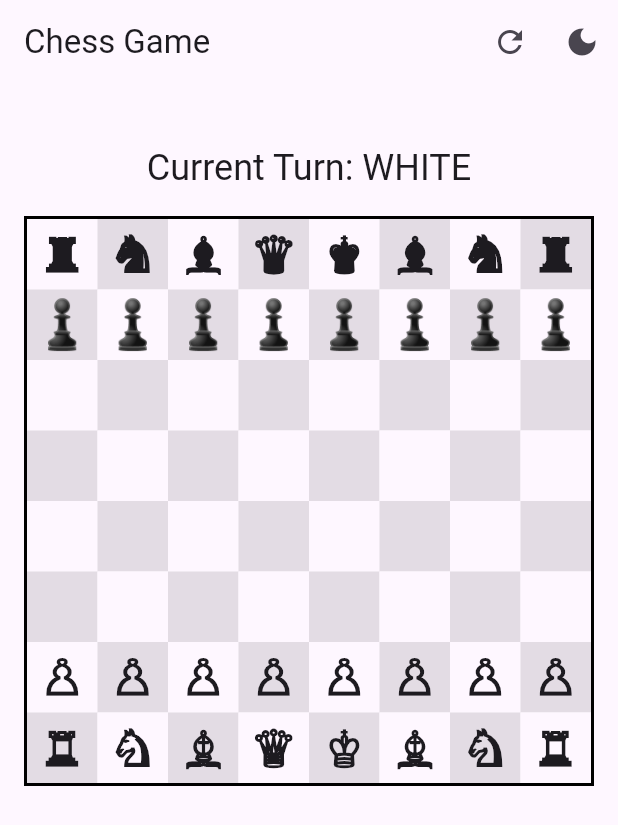
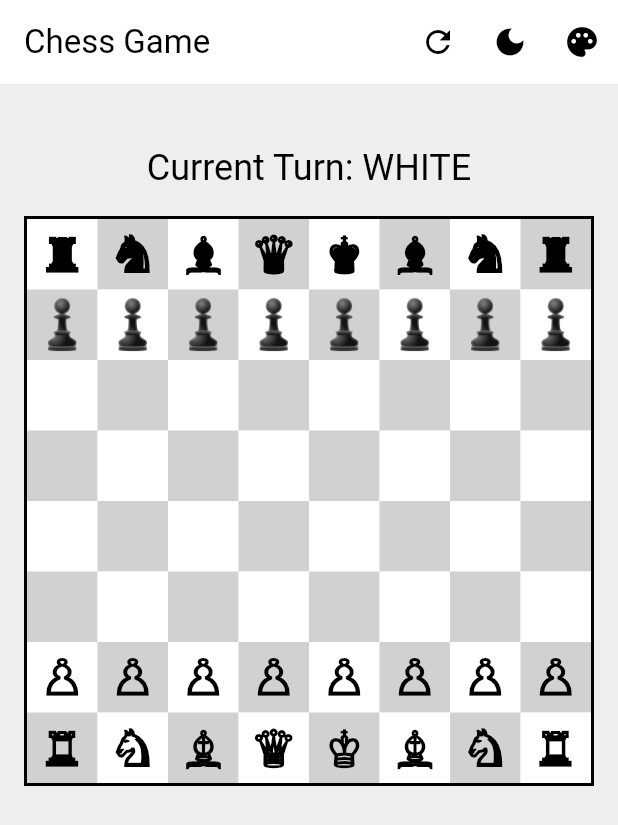
Before and after one commit to sufiyansakkeer/Chess, a Flutter app: the screen it shows after launch, on a phone screen of 412 x 824 dp. Shown: the top 825 px of the screen. Run offline on Flutter 3.47's test engine with Material 3 defaults, Android fonts, the phone set to English and light mode, and no system bars; Roboto replaces fonts that are missing (Times New Roman).

Commit message:
Refactor theme management and enhance theme switching functionality; update theme styles and improve UI responsiveness

```diff
--- a/lib/application/game_state_impl.dart
+++ b/lib/application/game_state_impl.dart
@@ -640,14 +640,12 @@ class GameStateImpl extends ChangeNotifier implements GameState {
     return List.from(_moveHistory);
   }
 
-  @override
   bool isCheckmate(PieceColor color) {
     // Checkmate if currently in check AND has no valid moves
     if (!_isInCheck(color)) return false;
     return !_hasAnyValidMoves(color);
   }
 
-  @override
   bool isStalemate(PieceColor color) {
     // Stalemate if NOT in check AND has no valid moves
     if (_isInCheck(color)) return false;
--- a/lib/domain/entities/pieces/king.dart
+++ b/lib/domain/entities/pieces/king.dart
@@ -40,7 +40,6 @@ class King extends PieceEntity {
     return moves;
   }
 
-  @override
   List<Position> getRawPossibleMoves(
     List<List<PieceEntity?>> board, [
     Position? enPassantTarget,
--- a/lib/domain/entities/pieces/pawn.dart
+++ b/lib/domain/entities/pieces/pawn.dart
@@ -82,7 +82,6 @@ class Pawn extends PieceEntity {
     return moves;
   }
 
-  @override
   List<Position> getRawPossibleMoves(
     List<List<PieceEntity?>> board, [
     Position? enPassantTarget,
--- a/lib/domain/entities/pieces/queen.dart
+++ b/lib/domain/entities/pieces/queen.dart
@@ -44,7 +44,6 @@ class Queen extends PieceEntity {
     return moves;
   }
 
-  @override
   List<Position> getRawPossibleMoves(
     List<List<PieceEntity?>> board, [
     Position? enPassantTarget,
--- a/lib/main.dart
+++ b/lib/main.dart
@@ -34,12 +34,10 @@ class ChessApp extends StatelessWidget {
         return MaterialApp(
           navigatorKey: navigatorKey,
           title: 'Chess Game',
-          theme: ThemeData(
-            primarySwatch: Colors.blue,
+          theme: themeProvider.getThemeData().copyWith(
             brightness: Brightness.light,
           ),
-          darkTheme: ThemeData(
-            primarySwatch: Colors.blue,
+          darkTheme: themeProvider.getThemeData().copyWith(
             brightness: Brightness.dark,
           ),
           themeMode: themeProvider.themeMode,
--- a/lib/presentation/pages/game_page.dart
+++ b/lib/presentation/pages/game_page.dart
@@ -32,6 +32,42 @@ class GamePage extends StatelessWidget {
                           : Icons.light_mode,
                     ),
                     onPressed: themeProvider.toggleTheme,
+                  ),
+            ),
+            Consumer<ThemeProvider>(
+              builder:
+                  (context, themeProvider, _) => PopupMenuButton<String>(
+                    icon: const Icon(Icons.palette),
+                    onSelected: (String style) {
+                      themeProvider.setThemeStyle(style);
+                    },
+                    itemBuilder:
+                        (BuildContext context) => [
+                          const PopupMenuItem(
+                            value: 'classic',
+                            child: Text('Classic'),
+                          ),
+                          const PopupMenuItem(
+                            value: 'modern',
+                            child: Text('Modern'),
+                          ),
+                          const PopupMenuItem(
+                            value: 'forest',
+                            child: Text('Forest'),
+                          ),
+                          const PopupMenuItem(
+                            value: 'ocean',
+                            child: Text('Ocean'),
+                          ),
+                          const PopupMenuItem(
+                            value: 'sunset',
+                            child: Text('Sunset'),
+                          ),
+                          const PopupMenuItem(
+                            value: 'minimalist',
+                            child: Text('Minimalist'),
+                          ),
+                        ],
                   ),
             ),
           ],
--- a/lib/presentation/providers/theme_provider.dart
+++ b/lib/presentation/providers/theme_provider.dart
@@ -2,13 +2,159 @@ import 'package:flutter/material.dart';
 
 class ThemeProvider extends ChangeNotifier {
   ThemeMode _themeMode = ThemeMode.light;
+  String _themeStyle = 'classic';
 
   ThemeMode get themeMode => _themeMode;
+  String get themeStyle => _themeStyle;
 
   void toggleTheme() {
     _themeMode =
         _themeMode == ThemeMode.light ? ThemeMode.dark : ThemeMode.light;
-    print('Theme toggled to: $_themeMode');
     notifyListeners();
   }
+
+  void setThemeStyle(String style) {
+    _themeStyle = style;
+    notifyListeners();
+  }
+
+  ThemeData getThemeData() {
+    switch (_themeStyle) {
+      case 'modern':
+        return ThemeData(
+          primarySwatch: Colors.teal,
+          brightness:
+              _themeMode == ThemeMode.light
+                  ? Brightness.light
+                  : Brightness.dark,
+          scaffoldBackgroundColor:
+              _themeMode == ThemeMode.light ? Colors.white : Colors.grey[900],
+          textTheme: const TextTheme(
+            bodyLarge: TextStyle(fontFamily: 'Roboto', fontSize: 16),
+            bodyMedium: TextStyle(fontFamily: 'Roboto', fontSize: 14),
+          ),
+          colorScheme: ColorScheme.fromSwatch(
+            primarySwatch: Colors.teal,
+            brightness:
+                _themeMode == ThemeMode.light
+                    ? Brightness.light
+                    : Brightness.dark,
+          ).copyWith(secondary: Colors.amber),
+        );
+      case 'forest':
+        return ThemeData(
+          primarySwatch: Colors.green,
+          brightness:
+              _themeMode == ThemeMode.light
+                  ? Brightness.light
+                  : Brightness.dark,
+          scaffoldBackgroundColor:
+              _themeMode == ThemeMode.light
+                  ? Colors.lightGreen[50]
+                  : Colors.grey[850],
+          textTheme: const TextTheme(
+            bodyLarge: TextStyle(fontFamily: 'Verdana', fontSize: 16),
+            bodyMedium: TextStyle(fontFamily: 'Verdana', fontSize: 14),
+          ),
+          colorScheme: ColorScheme.fromSwatch(
+            primarySwatch: Colors.green,
+            brightness:
+                _themeMode == ThemeMode.light
+                    ? Brightness.light
+                    : Brightness.dark,
+          ).copyWith(secondary: Colors.brown),
+        );
+      case 'ocean':
+        return ThemeData(
+          primarySwatch: Colors.cyan,
+          brightness:
+              _themeMode == ThemeMode.light
+                  ? Brightness.light
+                  : Brightness.dark,
+          scaffoldBackgroundColor:
+              _themeMode == ThemeMode.light
+                  ? Colors.lightBlue[50]
+                  : Colors.blueGrey[900],
+          textTheme: const TextTheme(
+            bodyLarge: TextStyle(fontFamily: 'Arial', fontSize: 16),
+            bodyMedium: TextStyle(fontFamily: 'Arial', fontSize: 14),
+          ),
+          colorScheme: ColorScheme.fromSwatch(
+            primarySwatch: Colors.cyan,
+            brightness:
+                _themeMode == ThemeMode.light
+                    ? Brightness.light
+                    : Brightness.dark,
+          ).copyWith(secondary: Colors.indigo),
+        );
+      case 'sunset':
+        return ThemeData(
+          primarySwatch: Colors.orange,
+          brightness:
+              _themeMode == ThemeMode.light
+                  ? Brightness.light
+                  : Brightness.dark,
+          scaffoldBackgroundColor:
+              _themeMode == ThemeMode.light
+                  ? Colors.yellow[50]
+                  : Colors.deepOrange[900],
+          textTheme: const TextTheme(
+            bodyLarge: TextStyle(fontFamily: 'Georgia', fontSize: 16),
+            bodyMedium: TextStyle(fontFamily: 'Georgia', fontSize: 14),
+          ),
+          colorScheme: ColorScheme.fromSwatch(
+            primarySwatch: Colors.orange,
+            brightness:
+                _themeMode == ThemeMode.light
+                    ? Brightness.light
+                    : Brightness.dark,
+          ).copyWith(secondary: Colors.red),
+        );
+      case 'minimalist':
+        return ThemeData(
+          primarySwatch: Colors.grey,
+          brightness:
+              _themeMode == ThemeMode.light
+                  ? Brightness.light
+                  : Brightness.dark,
+          scaffoldBackgroundColor:
+              _themeMode == ThemeMode.light ? Colors.white : Colors.black,
+          textTheme: const TextTheme(
+            bodyLarge: TextStyle(fontFamily: 'Helvetica', fontSize: 16),
+            bodyMedium: TextStyle(fontFamily: 'Helvetica', fontSize: 14),
+          ),
+          colorScheme: ColorScheme.fromSwatch(
+            primarySwatch: Colors.grey,
+            brightness:
+                _themeMode == ThemeMode.light
+                    ? Brightness.light
+                    : Brightness.dark,
+          ).copyWith(secondary: Colors.blueGrey),
+        );
+      case 'classic':
+      default:
+        return ThemeData(
+          primarySwatch: Colors.blue,
+          brightness:
+              _themeMode == ThemeMode.light
+                  ? Brightness.light
+                  : Brightness.dark,
+          scaffoldBackgroundColor:
+              _themeMode == ThemeMode.light
+                  ? Colors.grey[200]
+                  : Colors.grey[800],
+          textTheme: const TextTheme(
+            bodyLarge: TextStyle(fontFamily: 'Times New Roman', fontSize: 16),
+            bodyMedium: TextStyle(fontFamily: 'Times New Roman', fontSize: 14),
+          ),
+          colorScheme: ColorScheme.fromSwatch(
+            primarySwatch: Colors.blue,
+            brightness:
+                _themeMode == ThemeMode.light
+                    ? Brightness.light
+                    : Brightness.dark,
+          ).copyWith(secondary: Colors.redAccent),
+        );
+    }
+  }
 }
--- a/lib/presentation/widgets/chess_board.dart
+++ b/lib/presentation/widgets/chess_board.dart
@@ -77,7 +77,7 @@ class ChessBoard extends StatelessWidget {
     final theme = Theme.of(context);
     return ((row + col) % 2 == 0)
         ? theme.colorScheme.surface
-        : theme.colorScheme.onSurface.withOpacity(0.12);
+        : theme.colorScheme.onSurface.withValues(alpha: 0.12);
   }
 
   Widget _buildMoveIndicator(BuildContext context, bool isCapture) {
```
